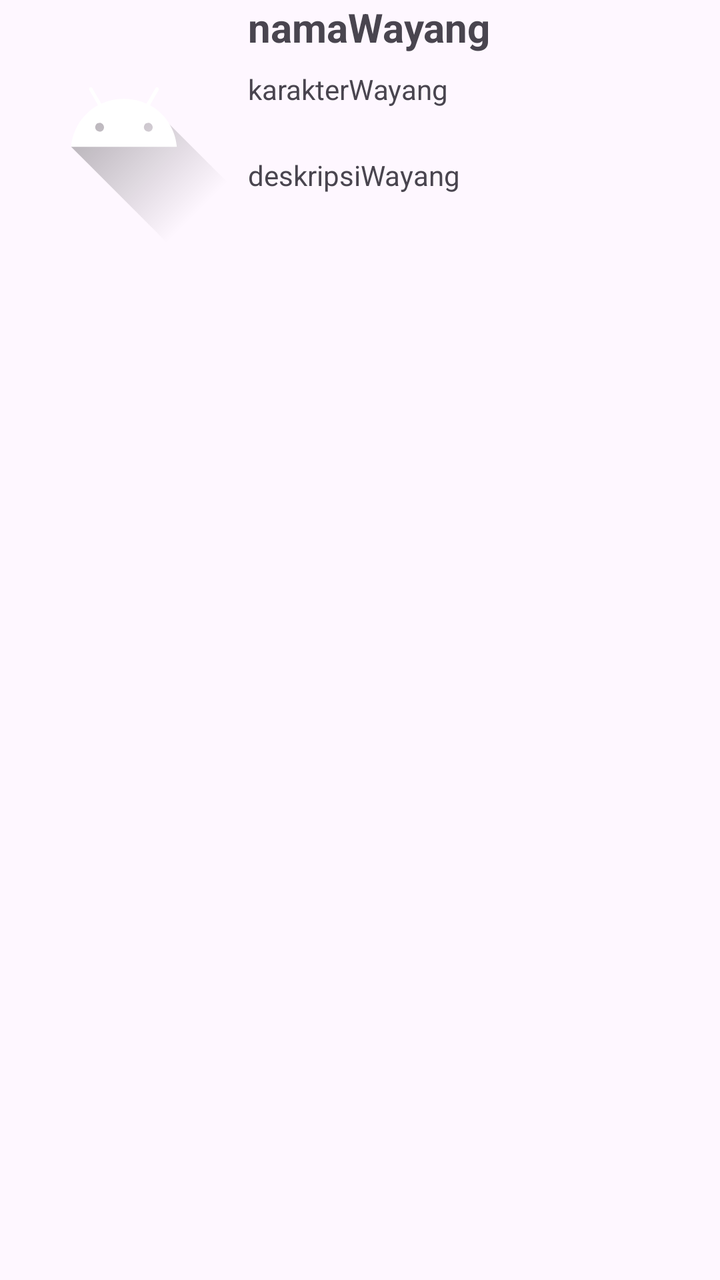
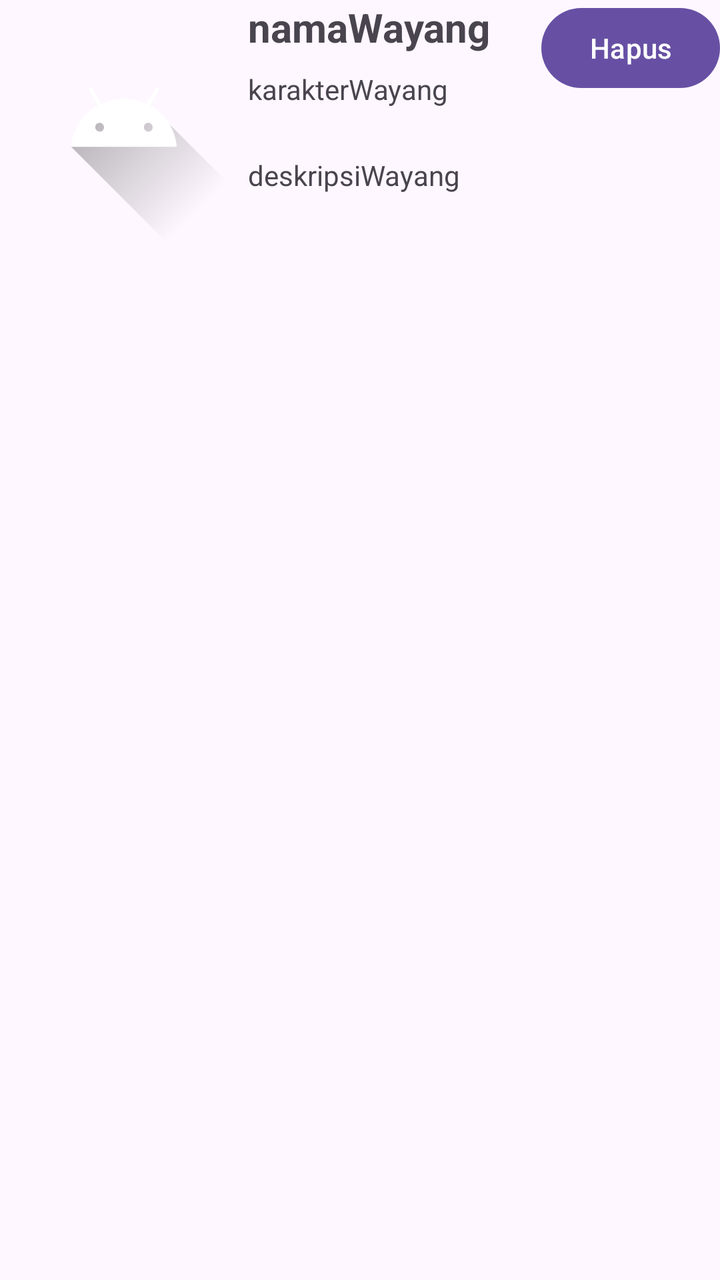

Screens rendered from an Android XML layout before and after an edit, with the pre-edit source and the edit as a unified diff.
<!-- AndroidManifest.xml: application theme Theme.RecyclerView -->
<!-- res/layout/item_recycler.xml -->
<?xml version="1.0" encoding="utf-8"?>
<androidx.constraintlayout.widget.ConstraintLayout xmlns:android="http://schemas.android.com/apk/res/android"
    android:layout_width="match_parent"
    android:layout_height="wrap_content"
    xmlns:app="http://schemas.android.com/apk/res-auto">

    <ImageView
        android:layout_width="124dp"
        android:layout_height="124dp"
        android:src="@drawable/ic_launcher_foreground"
        app:layout_constraintTop_toTopOf="parent"
        app:layout_constraintStart_toStartOf="parent"
        android:id="@+id/gambarWayang" />

    <TextView
        android:layout_width="wrap_content"
        android:layout_height="wrap_content"
        app:layout_constraintTop_toTopOf="parent"
        app:layout_constraintLeft_toRightOf="@id/gambarWayang"
        android:text="namaWayang"
        android:textStyle="bold"
        android:textSize="20dp"
        android:id="@+id/namaWayang" />

    <TextView
        android:layout_width="wrap_content"
        android:layout_height="wrap_content"
        android:layout_marginTop="8dp"
        app:layout_constraintLeft_toRightOf="@id/gambarWayang"
        app:layout_constraintTop_toBottomOf="@id/namaWayang"
        android:text="karakterWayang"
        android:id="@+id/karakterWayang" />

    <TextView
        android:layout_width="wrap_content"
        android:layout_height="wrap_content"
        android:layout_marginTop="24dp"
        app:layout_constraintLeft_toRightOf="@id/gambarWayang"
        app:layout_constraintTop_toBottomOf="@id/karakterWayang"
        android:text="deskripsiWayang"
        android:id="@+id/deskripsiWayang" />


</androidx.constraintlayout.widget.ConstraintLayout>
<!-- resources referenced by this layout -->
<resources>
  <!-- drawable ic_launcher_foreground (drawable) -->
  <vector xmlns:android="http://schemas.android.com/apk/res/android"
      xmlns:aapt="http://schemas.android.com/aapt"
      android:width="108dp"
      android:height="108dp"
      android:viewportWidth="108"
      android:viewportHeight="108">
      <path android:pathData="M31,63.928c0,0 6.4,-11 12.1,-13.1c7.2,-2.6 26,-1.4 26,-1.4l38.1,38.1L107,108.928l-32,-1L31,63.928z">
          <aapt:attr name="android:fillColor">
              <gradient
                  android:endX="85.84757"
                  android:endY="92.4963"
                  android:startX="42.9492"
                  android:startY="49.59793"
                  android:type="linear">
                  <item
                      android:color="#44000000"
                      android:offset="0.0" />
                  <item
                      android:color="#00000000"
                      android:offset="1.0" />
              </gradient>
          </aapt:attr>
      </path>
      <path
          android:fillColor="#FFFFFF"
          android:fillType="nonZero"
          android:pathData="M65.3,45.828l3.8,-6.6c0.2,-0.4 0.1,-0.9 -0.3,-1.1c-0.4,-0.2 -0.9,-0.1 -1.1,0.3l-3.9,6.7c-6.3,-2.8 -13.4,-2.8 -19.7,0l-3.9,-6.7c-0.2,-0.4 -0.7,-0.5 -1.1,-0.3C38.8,38.328 38.7,38.828 38.9,39.228l3.8,6.6C36.2,49.428 31.7,56.028 31,63.928h46C76.3,56.028 71.8,49.428 65.3,45.828zM43.4,57.328c-0.8,0 -1.5,-0.5 -1.8,-1.2c-0.3,-0.7 -0.1,-1.5 0.4,-2.1c0.5,-0.5 1.4,-0.7 2.1,-0.4c0.7,0.3 1.2,1 1.2,1.8C45.3,56.528 44.5,57.328 43.4,57.328L43.4,57.328zM64.6,57.328c-0.8,0 -1.5,-0.5 -1.8,-1.2s-0.1,-1.5 0.4,-2.1c0.5,-0.5 1.4,-0.7 2.1,-0.4c0.7,0.3 1.2,1 1.2,1.8C66.5,56.528 65.6,57.328 64.6,57.328L64.6,57.328z"
          android:strokeWidth="1"
          android:strokeColor="#00000000" />
  </vector>
  <style name="Theme.RecyclerView" parent="Base.Theme.RecyclerView" />
  <style name="Base.Theme.RecyclerView" parent="Theme.Material3.DayNight.NoActionBar">
          
          
      </style>
</resources>

<!-- the commit's change to res/layout/item_recycler.xml (unified diff, before → after) -->
@@ -38,7 +38,16 @@
         app:layout_constraintLeft_toRightOf="@id/gambarWayang"
         app:layout_constraintTop_toBottomOf="@id/karakterWayang"
         android:text="deskripsiWayang"
+        android:ellipsize="end"
+        android:maxLines="3"
         android:id="@+id/deskripsiWayang" />
+
+    <Button
+        android:layout_width="wrap_content"
+        android:layout_height="wrap_content"
+        android:text="Hapus"
+        app:layout_constraintEnd_toEndOf="parent"
+        android:id="@+id/btnHapus" />
 
 
 </androidx.constraintlayout.widget.ConstraintLayout>
